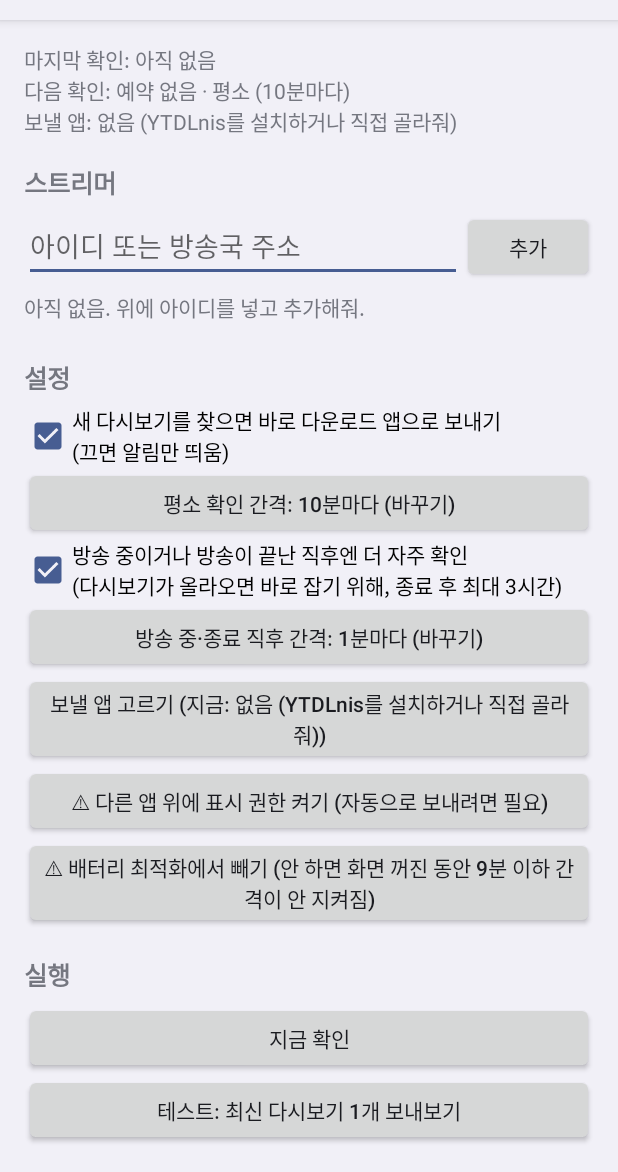
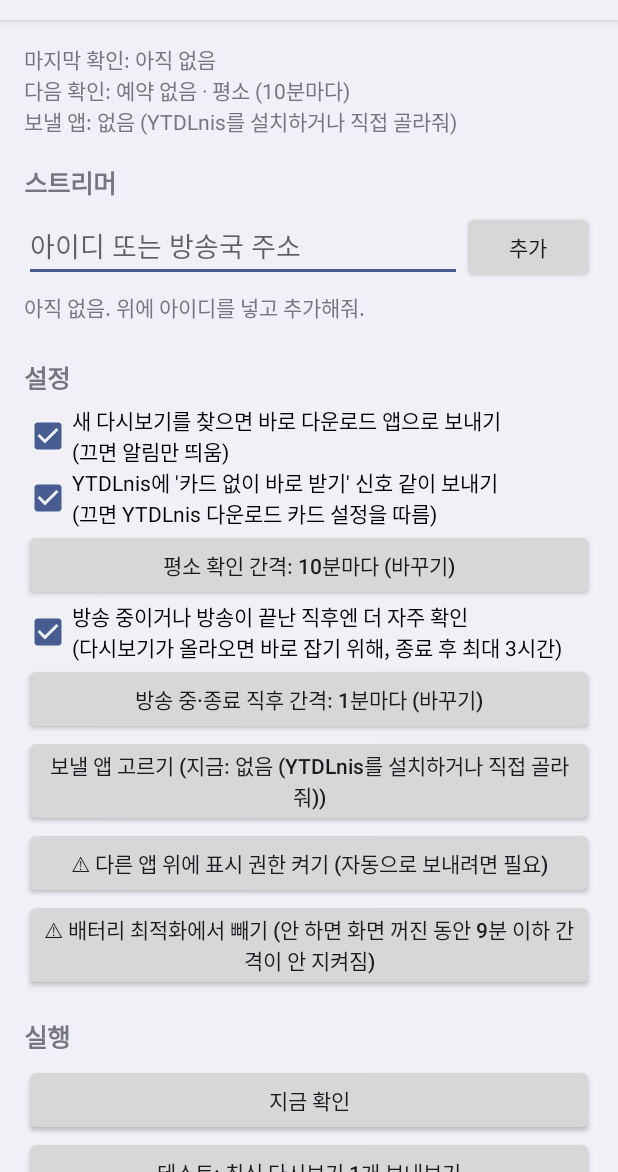
Before and after one commit to kimjuno0831-hue/livetr, an Android app: the screen it shows after launch (MainActivity), on a phone screen of 412 x 824 dp, the part 64-1236 px from its top. Run offline under Robolectric (Android 15) with nearby library versions, the phone set to English and light mode, and no system bars.

Commit message:
바로 받기 신호 켜고 끄는 설정 추가
Co-Authored-By: Claude Opus 5.5 <noreply@anthropic.com>
Claude-Session: https://claude.ai/code/session_01AHvc5mTQcq7MM3CXryh5rP

```diff
--- a/app/src/main/java/app/cap/soopvod/Handoff.kt
+++ b/app/src/main/java/app/cap/soopvod/Handoff.kt
@@ -8,12 +8,19 @@ import android.provider.Settings
 
 /** 다운로드 앱(YTDLnis 등)에 링크 넘기기 */
 object Handoff {
-    private fun share(url: String) = Intent(Intent.ACTION_SEND)
-        .setType("text/plain")
-        .putExtra(Intent.EXTRA_TEXT, url)
-        // YTDLnis 자동화용: 동영상으로, 다운로드 카드 없이 바로 받기
-        .putExtra("TYPE", "video")
-        .putExtra("BACKGROUND", true)
+    private var bg = true
+
+    private fun share(url: String): Intent {
+        val i = Intent(Intent.ACTION_SEND)
+            .setType("text/plain")
+            .putExtra(Intent.EXTRA_TEXT, url)
+            .putExtra("TYPE", "video")
+        // YTDLnis 자동화용: 다운로드 카드 없이 바로 받기 (설정에서 끌 수 있음)
+        if (bg) i.putExtra("BACKGROUND", true)
+        return i
+    }
+
+    private fun load(c: Context) { bg = Store.bgFlag(c) }
 
     /** 텍스트 공유를 받을 수 있는 앱들 */
     fun targets(c: Context): List<ResolveInfo> =
@@ -21,6 +28,7 @@ object Handoff {
             .filter { it.activityInfo.packageName != c.packageName }
 
     fun resolve(c: Context): ComponentName? {
+        load(c)
         val list = targets(c)
         val pref = Store.target(c)
         val pick = list.firstOrNull { "${it.activityInfo.packageName}/${it.activityInfo.name}" == pref }
--- a/app/src/main/java/app/cap/soopvod/MainActivity.kt
+++ b/app/src/main/java/app/cap/soopvod/MainActivity.kt
@@ -35,6 +35,7 @@ class MainActivity : Activity() {
     private lateinit var intervalBtn: Button
     private lateinit var fastBtn: Button
     private lateinit var smartBox: CheckBox
+    private lateinit var bgBox: CheckBox
     private lateinit var targetBtn: Button
     private lateinit var overlayBtn: Button
     private lateinit var batteryBtn: Button
@@ -105,6 +106,12 @@ class MainActivity : Activity() {
             setOnCheckedChangeListener { _, b -> Store.setAutoSend(this@MainActivity, b) }
         }
         root.addView(autoBox)
+
+        bgBox = CheckBox(this).apply {
+            text = "YTDLnis에 '카드 없이 바로 받기' 신호 같이 보내기\n(끄면 YTDLnis 다운로드 카드 설정을 따름)"
+            setOnCheckedChangeListener { _, b -> Store.setBgFlag(this@MainActivity, b) }
+        }
+        root.addView(bgBox)
 
         intervalBtn = button("") {
             pickMinutes("평소 확인 간격", intArrayOf(1, 2, 3, 5, 10, 15, 30, 60)) {
@@ -231,6 +238,7 @@ class MainActivity : Activity() {
         }
 
         autoBox.isChecked = Store.autoSend(this)
+        bgBox.isChecked = Store.bgFlag(this)
         intervalBtn.text = "평소 확인 간격: ${Store.interval(this)}분마다 (바꾸기)"
         smartBox.isChecked = Store.smart(this)
         fastBtn.text = "방송 중·종료 직후 간격: ${Store.fastInterval(this)}분마다 (바꾸기)"
--- a/app/src/main/java/app/cap/soopvod/Store.kt
+++ b/app/src/main/java/app/cap/soopvod/Store.kt
@@ -43,6 +43,9 @@ object Store {
     fun interval(c: Context) = p(c).getInt("interval", 10)
     fun setInterval(c: Context, v: Int) = p(c).edit().putInt("interval", v).apply()
 
+    fun bgFlag(c: Context) = p(c).getBoolean("bg", true)
+    fun setBgFlag(c: Context, v: Boolean) = p(c).edit().putBoolean("bg", v).apply()
+
     fun autoSend(c: Context) = p(c).getBoolean("auto", true)
     fun setAutoSend(c: Context, v: Boolean) = p(c).edit().putBoolean("auto", v).apply()
 
```
